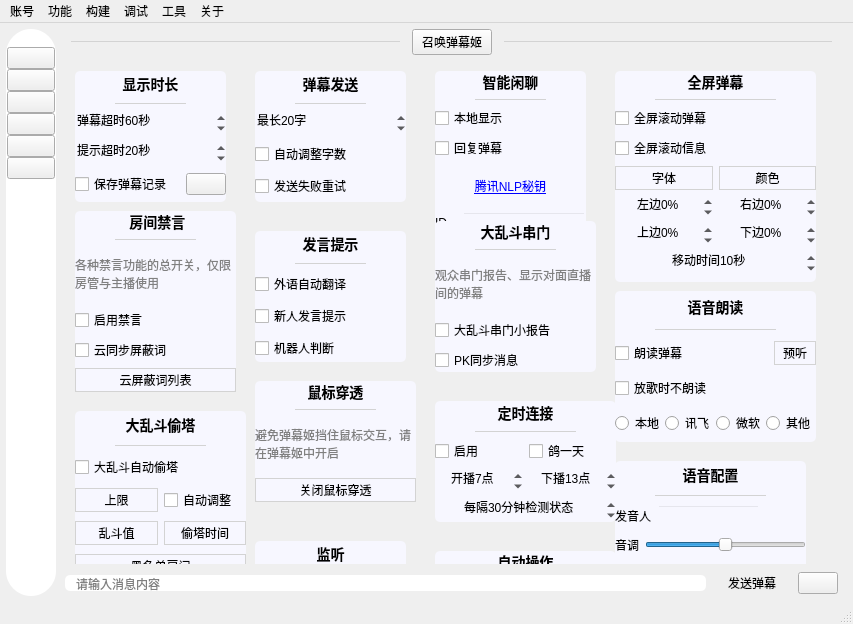
This is mainwindow/mainwindow.ui in iwxyi/Bilibili-MagicalDanmaku as Qt 5 draws it before an edit. The edited form follows.
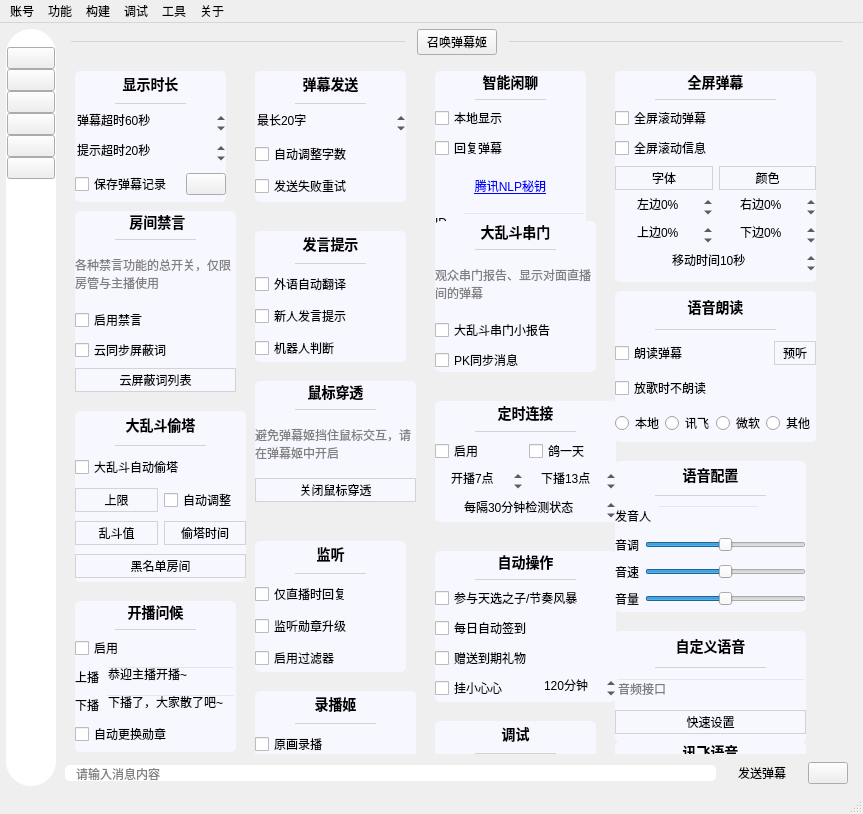
This is the edited form. The open tabs and pages were chosen to show the change. Icons and pictures are not drawn. Custom widgets are drawn as their Qt base class.

Commit message: 优化各语音实时更改语音发音人、音调等数值

Diff of the .ui file:
```diff
--- a/mainwindow/mainwindow.ui
+++ b/mainwindow/mainwindow.ui
@@ -6,8 +6,8 @@
    <rect>
     <x>0</x>
     <y>0</y>
-    <width>853</width>
-    <height>624</height>
+    <width>863</width>
+    <height>814</height>
    </rect>
   </property>
   <property name="windowTitle">
@@ -1544,8 +1544,8 @@
             <rect>
              <x>0</x>
              <y>0</y>
-             <width>773</width>
-             <height>504</height>
+             <width>783</width>
+             <height>694</height>
             </rect>
            </property>
            <property name="styleSheet">
@@ -8565,7 +8565,7 @@
     <rect>
      <x>0</x>
      <y>0</y>
-     <width>853</width>
+     <width>863</width>
      <height>23</height>
     </rect>
    </property>
```
Left out of the diff: 6 changed lines with no effect on the pictures. The commit also changes 2 other files.
